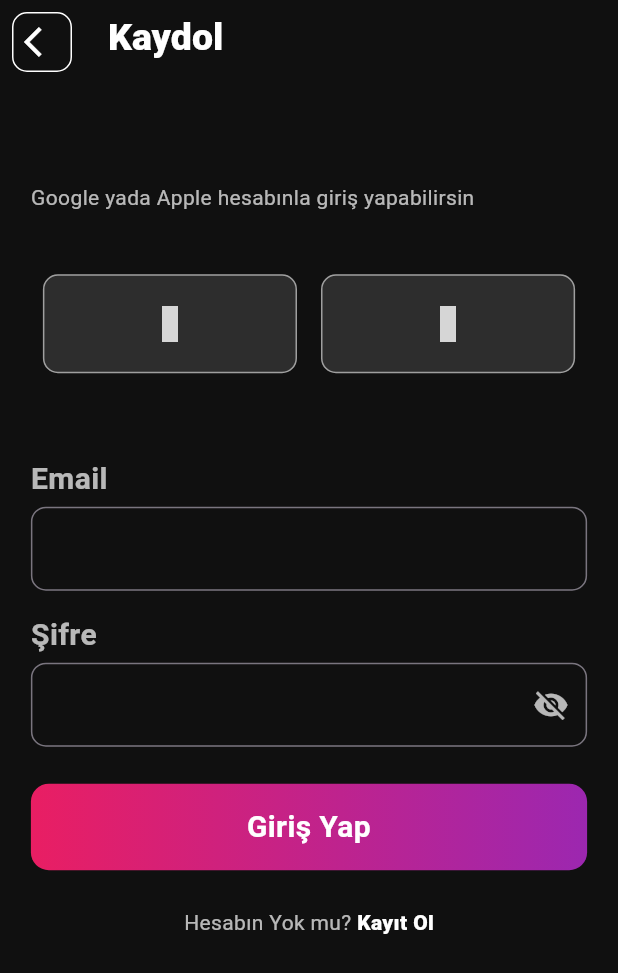
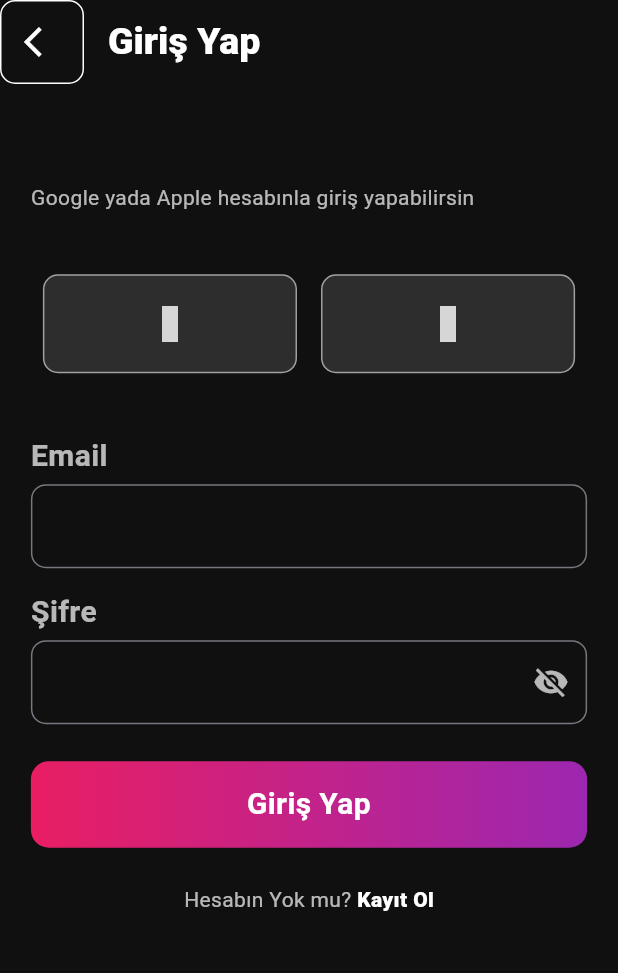
Before and after one commit to akgogemrah/art_app, a Flutter app: the screen it shows after launch, on a phone screen of 412 x 824 dp. Shown: the top 973 px of the screen. Run offline on Flutter 3.47's test engine with Material 3 defaults, Android fonts, the light colour scheme and no system bars; our stand-ins replace cloud_firestore, firebase_auth, firebase_core, shared_preferences; missing offline and left inert: font_awesome_icon_class; accounts and stored records are empty; grey boxes are pictures that could not be loaded.

Commit message:
added final version

```diff
--- a/lib/main_widgets/app_bar/main_appbar.dart
+++ b/lib/main_widgets/app_bar/main_appbar.dart
@@ -1,21 +1,27 @@
 import 'package:art_app/main_widgets/app_bar/widget/back_button/back_button.dart';
 import 'package:flutter/material.dart';
+import 'package:font_awesome_icon_class/font_awesome_icon_class.dart';
 import '../../const/app_color.dart';
 
 class MainAppbar extends StatelessWidget implements PreferredSizeWidget {
-  const MainAppbar({
+  final bool isbackButton;
+  final String title;
+
+  MainAppbar({
+    required this.title,
+    required this.isbackButton,
     super.key,
   });
 
   @override
   Widget build(BuildContext context) {
-
     return AppBar(
       centerTitle: false,
-      title: Padding(
-        padding: EdgeInsets.only(bottom: 5),
+      titleSpacing: isbackButton ? NavigationToolbar.kMiddleSpacing : 0.0, // Adjust title spacing based on back button presence
+      title: Align(
+        alignment: Alignment.centerLeft,
         child: Text(
-          "Kaydol",
+          title,
           style: TextStyle(
             color: MainAppColors.mainAppBartxtcOLOR,
             fontSize: 25,
@@ -24,13 +30,12 @@ class MainAppbar extends StatelessWidget implements PreferredSizeWidget {
         ),
       ),
       backgroundColor: MainAppColors.mainAppBarBackButton,
-      leading: Padding(
-        padding: const EdgeInsets.all(8.0),
-        child: MainBackButton(),
-      ),
+      leading: isbackButton ? MainBackButton() : Icon(FontAwesomeIcons.artstation
+
+        ,color: Colors.white,), // Use SizedBox.shrink() for no space when no button
     );
   }
 
   @override
-  Size get preferredSize => Size.fromHeight(kToolbarHeight); // Default AppBar height
+  Size get preferredSize => Size.fromHeight(kToolbarHeight);  // Default AppBar height
 }
--- a/lib/view/auth/login/login_page_view.dart
+++ b/lib/view/auth/login/login_page_view.dart
@@ -1,8 +1,10 @@
 import 'package:art_app/const/app_color.dart';
+import 'package:art_app/service/authantication/auth_service.dart';
 import 'package:art_app/view/auth/login/widget/auth_texttfield/auth_textfield.dart';
 import 'package:art_app/view/auth/register/register_page_view.dart';
 import 'package:art_app/view/auth/widget/e_mail_auth_button.dart';
 import 'package:art_app/view/auth/widget/social_auth_button.dart';
+import 'package:art_app/view/home/home_page.dart';
 import 'package:flutter/material.dart';
 import 'package:font_awesome_icon_class/font_awesome_icon_class.dart';
 
@@ -17,34 +19,33 @@ class LoginPageView extends StatefulWidget {
 }
 
 class _LoginPageViewState extends State<LoginPageView> {
+  TextEditingController _emailController = TextEditingController();
+  TextEditingController _passwordController = TextEditingController();
+  bool _isLoading = false;
+
   @override
   Widget build(BuildContext context) {
-    Size screenSize=MediaQuery.of(context).size;
+    Size screenSize = MediaQuery.of(context).size;
 
     return Scaffold(
       backgroundColor: MainAppColors.mainAppBarBackButton,
-      appBar: MainAppbar(),
-      body: Padding(
-        padding: EdgeInsets.symmetric(horizontal: screenSize.width*0.05),
+      appBar: MainAppbar(isbackButton: true,title: "Giriş Yap",),
+      body: Stack(
+        children: [
+          Padding(
+            padding: EdgeInsets.symmetric(horizontal: screenSize.width * 0.05),
             child: SingleChildScrollView(
-          child:
-          Column(
+              child: Column(
                 children: [
-              SizedBox(
-                height: screenSize.height*0.08,
-              ),
+                  SizedBox(height: screenSize.height * 0.08),
                   Align(
                     alignment: Alignment.topLeft,
                     child: Text(
                       "Google yada Apple hesabınla giriş yapabilirsin",
-                  style: TextStyle(
-                      color: Colors.white70
+                      style: TextStyle(color: Colors.white70),
                     ),
                   ),
-              ),
-              SizedBox(
-                height: screenSize.height*0.04,
-              ),
+                  SizedBox(height: screenSize.height * 0.04),
                   Row(
                     mainAxisAlignment: MainAxisAlignment.spaceAround,
                     children: [
@@ -62,24 +63,35 @@ class _LoginPageViewState extends State<LoginPageView> {
                       ),
                     ],
                   ),
-              SizedBox(
-                height: screenSize.height*0.04,
+                  SizedBox(height: screenSize.height * 0.04),
+                  Align(alignment: Alignment.topLeft, child: Text("Email", style: _textFieldLabelStyle())),
+                  SizedBox(height: 4),
+                  AuthTextField(controller: _emailController),
+                  SizedBox(height: 15),
+                  Align(alignment: Alignment.topLeft, child: Text("Şifre", style: _textFieldLabelStyle())),
+                  SizedBox(height: 4),
+                  AuthTextField(obscureText: true, controller: _passwordController),
+                  SizedBox(height: screenSize.height * 0.03),
+                  GestureDetector(
+                    onTap: () async {
+                      setState(() {
+                        _isLoading = true;
+                      });
+                      await AuthService().signInWithEmailAndPassword(
+                          _emailController.text,
+                          _passwordController.text);
+                      setState(() {
+                        _isLoading = false;
+                      });
+                      Navigator.of(context).push(
+                        FadePageRoute(page: HomePage()),
+                      );
+                    },
+                    child: EmailAuthButton(text: "Giriş Yap"),
                   ),
-
-
-              SizedBox(height: 15,),
-              Align(alignment: Alignment.topLeft,child: Text("Email",style: _textFieldLabelStyle(),)),
-              SizedBox(height: 4,),
-              AuthTextField(),
-              SizedBox(height: 15,),
-              Align(alignment: Alignment.topLeft,child: Text("Şifre",style: _textFieldLabelStyle(),)),
-              SizedBox(height: 4,),
-              AuthTextField(obscureText: true,),
-              SizedBox(height: screenSize.height*0.03,),
-              EmailAuthButton(text: "Giriş Yap"),
-              SizedBox(height: screenSize.height*0.03,),
+                  SizedBox(height: screenSize.height * 0.03),
                   GestureDetector(
-                onTap: (){
+                    onTap: () {
                       Navigator.of(context).push(
                         FadePageRoute(page: RegisterPageView()),
                       );
@@ -87,21 +99,26 @@ class _LoginPageViewState extends State<LoginPageView> {
                     child: Row(
                       mainAxisAlignment: MainAxisAlignment.center,
                       children: [
-                    Text("Hesabın Yok mu? ",style: TextStyle(color: Colors.white70),),
-                    Text("Kayıt Ol",style: TextStyle(color: Colors.white,fontWeight: FontWeight.w900),),
-
+                        Text("Hesabın Yok mu? ", style: TextStyle(color: Colors.white70)),
+                        Text("Kayıt Ol", style: TextStyle(color: Colors.white, fontWeight: FontWeight.w900)),
                       ],
                     ),
                   ),
-
-
-
                 ],
               ),
             ),
           ),
+          if (_isLoading)
+            Container(
+              color: Colors.black45,
+              child: Center(
+                child: CircularProgressIndicator(),
+              ),
+            ),
+        ],
+      ),
     );
   }
 
-  TextStyle _textFieldLabelStyle() => TextStyle(color: Colors.white70,fontSize: 20,fontWeight: FontWeight.w700);
+  TextStyle _textFieldLabelStyle() => TextStyle(color: Colors.white70, fontSize: 20, fontWeight: FontWeight.w700);
 }
--- a/pubspec.yaml
+++ b/pubspec.yaml
@@ -38,6 +38,10 @@ dependencies:
   font_awesome_icon_class: ^0.0.6
   ionicons: ^0.2.2
   firebase_core: ^3.4.0
+  firebase_auth: ^5.2.0
+  provider: ^6.1.2
+  cloud_firestore: ^5.4.0
+  shared_preferences: ^2.3.2
 
 dev_dependencies:
   flutter_test:
```
Also changed, not shown: lib/main.dart (+5 -2 lines), lib/model/user/user_model.dart (added, +49 -0 lines), lib/service/authantication/auth_service.dart (added, +19 -0 lines), lib/service/database/add_user.dart (added, +27 -0 lines), lib/util/user/user_data.dart (added, +40 -0 lines), lib/view/auth/register/register_page_view.dart (+61 -39 lines), lib/view/home/home_page.dart (added, +152 -0 lines), lib/view/home/widget/category_button/category_button_widget.dart (added, +55 -0 lines), pubspec.lock, 11 other files. Lines whose indentation alone changed are shown as unchanged.
